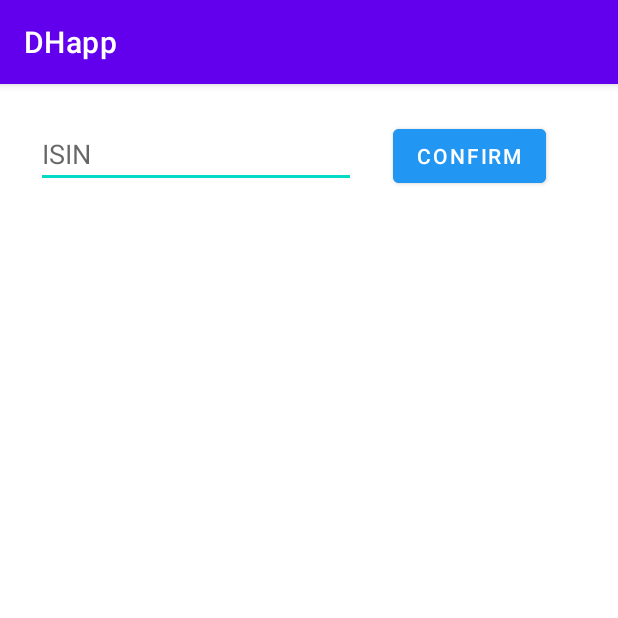
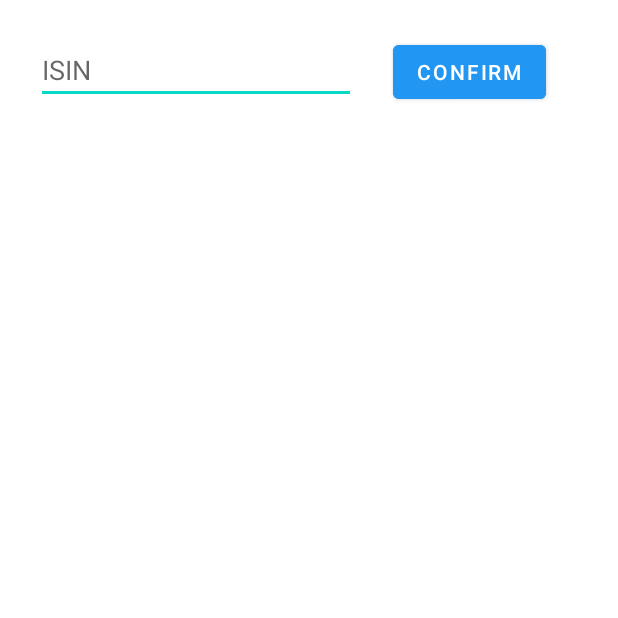
Before and after one commit to DHappMMR/Github_App, an Android app: the screen it shows after launch (MainActivity), on a phone screen of 412 x 824 dp, the top half of it. Run offline under Robolectric (Android 15) with nearby library versions, the phone set to English and light mode, and no system bars.

```diff
--- a/app/src/main/res/values-night/themes.xml
+++ b/app/src/main/res/values-night/themes.xml
@@ -1,6 +1,6 @@
 <resources xmlns:tools="http://schemas.android.com/tools">
     <!-- Base application theme. -->
-    <style name="Theme.DHapp" parent="Theme.MaterialComponents.DayNight.DarkActionBar">
+    <style name="Theme.DHapp" parent="Theme.MaterialComponents.DayNight.NoActionBar">
         <!-- Primary brand color. -->
         <item name="colorPrimary">@color/purple_200</item>
         <item name="colorPrimaryVariant">@color/purple_700</item>
--- a/app/src/main/res/values/themes.xml
+++ b/app/src/main/res/values/themes.xml
@@ -1,6 +1,6 @@
 <resources xmlns:tools="http://schemas.android.com/tools">
     <!-- Base application theme. -->
-    <style name="Theme.DHapp" parent="Theme.MaterialComponents.DayNight.DarkActionBar">
+    <style name="Theme.DHapp" parent="Theme.MaterialComponents.DayNight.NoActionBar">
         <!-- Primary brand color. -->
         <item name="colorPrimary">@color/purple_500</item>
         <item name="colorPrimaryVariant">@color/purple_700</item>
```
